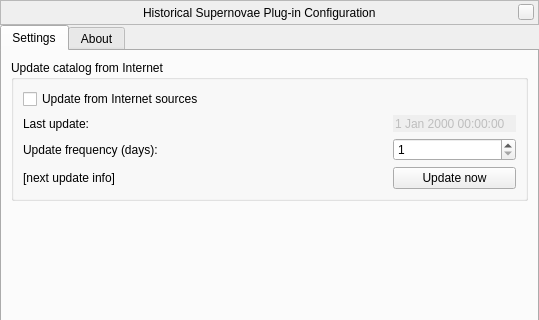
Above: plugins/Supernovae/src/gui/supernovaeDialog.ui from 519984307/stellarium_src before the change; both pictures show x 0 to 539 and y 0 to 320 of the 539 by 467 pixel window. Below: the same form after it.
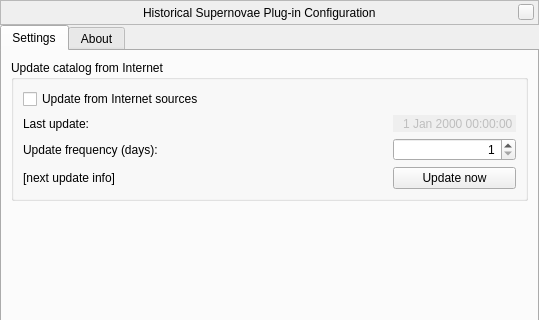
That is the form after the change. Custom widgets are drawn as their Qt base class.

Patch:
```diff
--- a/plugins/Supernovae/src/gui/supernovaeDialog.ui
+++ b/plugins/Supernovae/src/gui/supernovaeDialog.ui
@@ -178,6 +178,9 @@
               <property name="frame">
                <bool>false</bool>
               </property>
+              <property name="alignment">
+               <set>Qt::AlignRight|Qt::AlignTrailing|Qt::AlignVCenter</set>
+              </property>
               <property name="buttonSymbols">
                <enum>QAbstractSpinBox::NoButtons</enum>
               </property>
@@ -192,6 +195,9 @@
             </item>
             <item row="1" column="2">
              <widget class="QSpinBox" name="updateFrequencySpinBox">
+              <property name="alignment">
+               <set>Qt::AlignRight|Qt::AlignTrailing|Qt::AlignVCenter</set>
+              </property>
               <property name="minimum">
                <number>1</number>
               </property>
```
